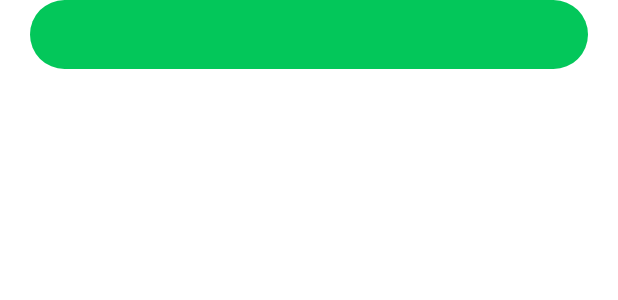
After one commit to jayyaj12/OceanKeeper-Android, an Android app: the layout custom_login_xml.xml on its own in the app's theme, with its tools: preview values and no code run, on a phone screen of 412 x 824 dp. The commit adds this screen. Shown: the top 300 px of the screen. Run offline under Robolectric (Android 15) with nearby library versions, the phone set to English and light mode, and no system bars.

Commit message:
#2 -1 로그인 레이아웃 개발 CustomView 로 로그인 버튼 구현

```diff
--- /dev/null
+++ b/app/src/main/res/drawable/custom_radius30_solid_03c75a.xml
@@ -0,0 +1,9 @@
+<?xml version="1.0" encoding="utf-8"?>
+<selector xmlns:android="http://schemas.android.com/apk/res/android">
+    <item>
+        <shape>
+            <solid android:color="@color/color_03c75a"/>
+            <corners android:radius="30dp"/>
+        </shape>
+    </item>
+</selector>
--- /dev/null
+++ b/app/src/main/res/layout/custom_login_xml.xml
@@ -0,0 +1,40 @@
+<?xml version="1.0" encoding="utf-8"?>
+<layout xmlns:android="http://schemas.android.com/apk/res/android"
+    xmlns:app="http://schemas.android.com/apk/res-auto">
+
+    <androidx.constraintlayout.widget.ConstraintLayout
+        android:id="@+id/constr_layout"
+        android:layout_width="match_parent"
+        android:layout_height="46dp"
+        android:layout_marginStart="20dp"
+        android:layout_marginEnd="20dp"
+        android:background="@drawable/custom_radius30_solid_03c75a"
+        app:layout_constraintEnd_toEndOf="parent"
+        app:layout_constraintStart_toStartOf="parent"
+        app:layout_constraintTop_toTopOf="parent">
+
+        <LinearLayout
+            android:layout_width="match_parent"
+            android:layout_height="match_parent"
+            android:gravity="center"
+            app:layout_constraintBottom_toBottomOf="parent"
+            app:layout_constraintEnd_toEndOf="parent"
+            app:layout_constraintStart_toStartOf="parent"
+            app:layout_constraintTop_toTopOf="parent">
+
+            <ImageView
+                android:id="@+id/symbol_iv"
+                android:layout_width="13dp"
+                android:layout_height="13dp" />
+
+            <TextView
+                android:id="@+id/login_tv"
+                android:layout_width="wrap_content"
+                android:layout_height="wrap_content"
+                android:layout_marginStart="12dp"
+                android:fontFamily="@font/pretendard_medium"
+                android:textSize="14dp" />
+        </LinearLayout>
+    </androidx.constraintlayout.widget.ConstraintLayout>
+
+</layout>
--- a/app/src/main/res/values/colors.xml
+++ b/app/src/main/res/values/colors.xml
@@ -7,4 +7,7 @@
     <color name="teal_700">#FF018786</color>
     <color name="black">#FF000000</color>
     <color name="white">#FFFFFFFF</color>
+    <color name="primary_color">#03A7B2</color>
+    <color name="color_03c75a">#03c75A</color>
+    <color name="color_fae100">#FAE100</color>
 </resources>
```
Also changed, not shown: app/src/main/java/com/letspl/oceankepper/ui/CustomLoginButton.kt (added, +88 -0 lines), app/src/main/res/drawable/custom_radius30_solid_000000.xml (added, +9 -0 lines), app/src/main/res/drawable/custom_radius30_solid_fae100.xml (added, +9 -0 lines), app/src/main/res/layout/activity_main.xml (+63 -6 lines), app/src/main/res/values/attrs.xml (added, +9 -0 lines), 2 other files.
